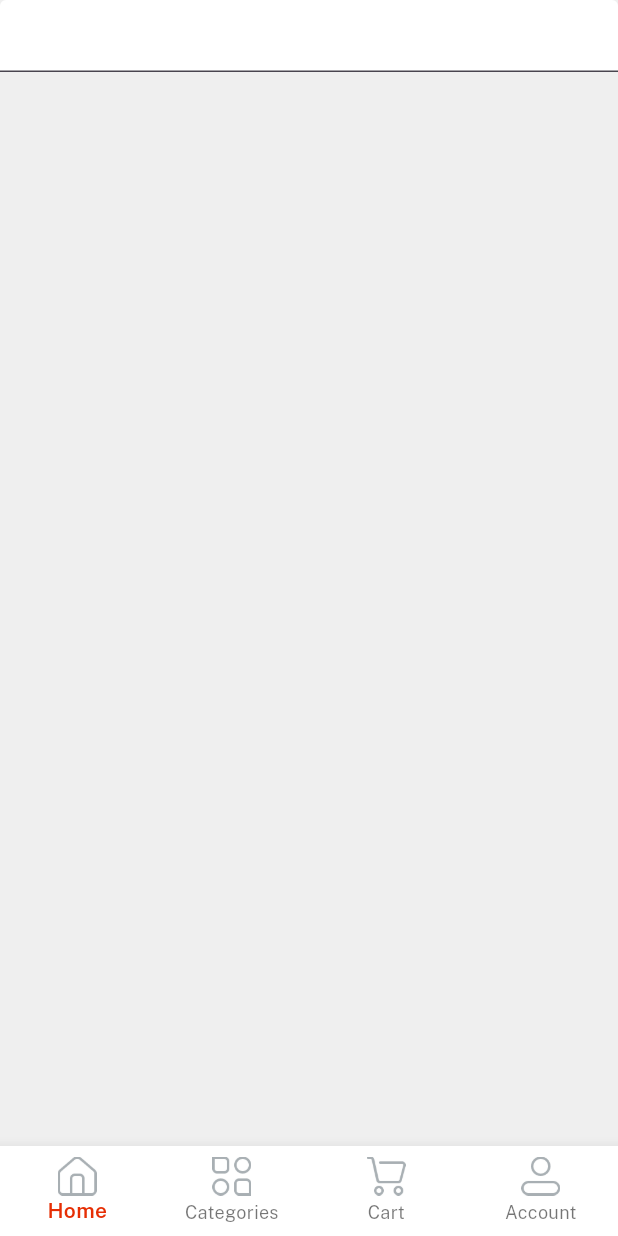
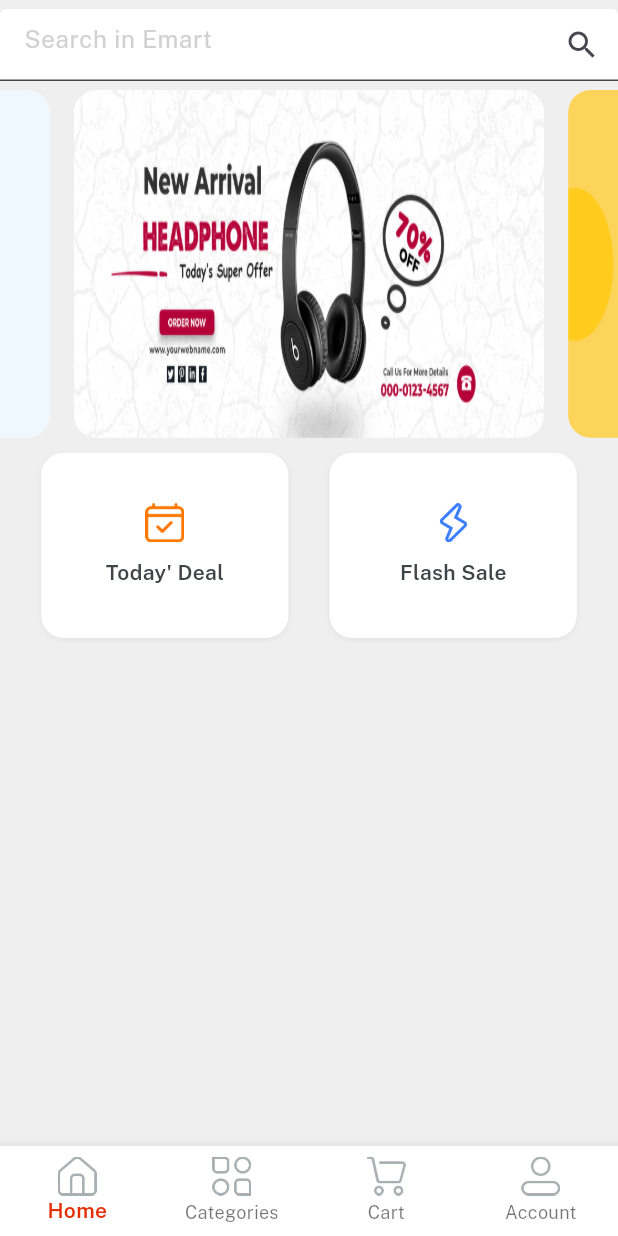
Before and after one commit to AAM-Mustahid/Emart_Plus, a Flutter app: the Home screen opened directly, on a phone screen of 412 x 824 dp. Run offline on Flutter 3.47's test engine with Material 3 defaults, Android fonts, the phone set to English and light mode, and no system bars; drawn by our look-alikes of velocity_x; our stand-ins replace get.

Commit message:
Worked on Home Screen

```diff
--- a/lib/consts/lists.dart
+++ b/lib/consts/lists.dart
@@ -1,3 +1,11 @@
 import 'package:emart_plus/consts/images.dart';
 
 const socialIconList = [icFacebookLogo, icGoogleLogo, icTwitterLogo];
+
+const slidersList = [
+  imgSlider1,
+  imgSlider2,
+  imgSlider3,
+  imgSlider3,
+  imgSlider4,
+];
--- a/lib/consts/strings.dart
+++ b/lib/consts/strings.dart
@@ -21,3 +21,11 @@
     categories = "Categories",
     cart = "Cart",
     account = "Account";
+
+const searchanything = "Search in Emart",
+    todaydeal = "Today' Deal",
+    flashsale = "Flash Sale",
+    topSellers = "Top Sellers",
+    brand = "Brand",
+    topCategories = "Top Categories",
+    featuredCategories = "Featured Categories";
--- a/lib/views/home_screen/home_screen.dart
+++ b/lib/views/home_screen/home_screen.dart
@@ -1,4 +1,6 @@
 import 'package:emart_plus/consts/consts.dart';
+import 'package:emart_plus/consts/lists.dart';
+import 'package:emart_plus/widgets_common/home_button.dart';
 
 class HomeScreen extends StatelessWidget {
   const HomeScreen({super.key});
@@ -13,13 +15,44 @@
           child: Column(
         children: [
           Container(
+            alignment: Alignment.center,
+            height: 60,
             color: lightGrey,
             child: TextFormField(
               decoration: const InputDecoration(
+                suffixIcon: Icon(Icons.search),
                 filled: true,
                 fillColor: whiteColor,
+                hintText: searchanything,
+                hintStyle: TextStyle(color: textfieldGrey),
               ),
             ),
+          ),
+          VxSwiper.builder(
+            itemCount: slidersList.length,
+            itemBuilder: (context, index) {
+              return Image.asset(
+                slidersList[index],
+                fit: BoxFit.fill,
+              )
+                  .box
+                  .rounded
+                  .clip(Clip.antiAlias)
+                  .margin(const EdgeInsets.symmetric(horizontal: 8))
+                  .make();
+            },
+          ),
+          10.heightBox,
+          Row(
+            mainAxisAlignment: MainAxisAlignment.spaceEvenly,
+            children: List.generate(
+                2,
+                (index) => homeButtons(
+                      height: context.screenHeight * 0.15,
+                      width: context.screenWidth / 2.5,
+                      icon: index == 0 ? icTodaysDeal : icFlashDeal,
+                      title: index == 0 ? todaydeal : flashsale,
+                    )),
           )
         ],
       )),
--- /dev/null
+++ b/lib/widgets_common/home_button.dart
@@ -0,0 +1,12 @@
+import 'package:emart_plus/consts/consts.dart';
+
+Widget homeButtons({width, height, icon, String? title, onPress}) {
+  return Column(
+    mainAxisAlignment: MainAxisAlignment.center,
+    children: [
+      Image.asset(icon, width: 26),
+      10.heightBox,
+      title!.text.fontFamily(semibold).color(darkFontGrey).make()
+    ],
+  ).box.rounded.white.size(width, height).shadowSm.make();
+}
```
